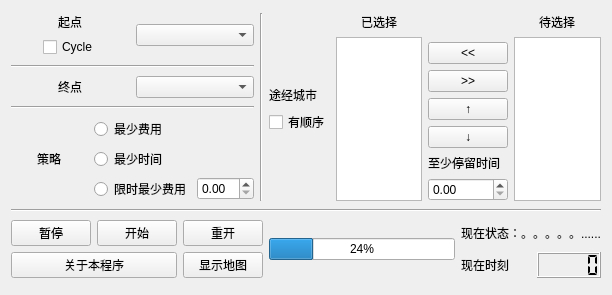
Shantom/Travel, file widget.ui: the form before one commit.
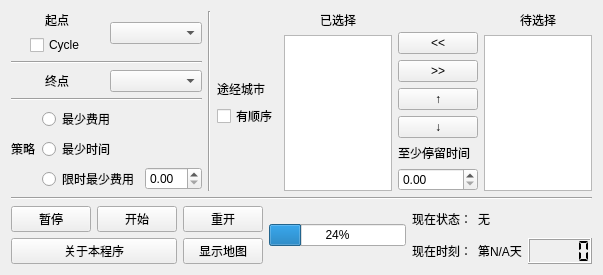
The form after the commit.

What changed in the file:
```diff
--- a/widget.ui
+++ b/widget.ui
@@ -6,14 +6,171 @@
    <rect>
     <x>0</x>
     <y>0</y>
-    <width>612</width>
-    <height>295</height>
+    <width>603</width>
+    <height>257</height>
    </rect>
   </property>
+  <property name="sizePolicy">
+   <sizepolicy hsizetype="Preferred" vsizetype="Preferred">
+    <horstretch>0</horstretch>
+    <verstretch>0</verstretch>
+   </sizepolicy>
+  </property>
   <property name="windowTitle">
    <string>Widget</string>
   </property>
   <layout class="QGridLayout" name="gridLayout">
+   <item row="6" column="0" colspan="3">
+    <layout class="QHBoxLayout" name="horizontalLayout_11">
+     <item>
+      <layout class="QVBoxLayout" name="verticalLayout_4">
+       <item>
+        <layout class="QHBoxLayout" name="horizontalLayout_7">
+         <item>
+          <widget class="QPushButton" name="pushButtonPause">
+           <property name="sizePolicy">
+            <sizepolicy hsizetype="Fixed" vsizetype="Fixed">
+             <horstretch>0</horstretch>
+             <verstretch>0</verstretch>
+            </sizepolicy>
+           </property>
+           <property name="text">
+            <string>暂停</string>
+           </property>
+          </widget>
+         </item>
+         <item>
+          <widget class="QPushButton" name="pushButtonStart">
+           <property name="sizePolicy">
+            <sizepolicy hsizetype="Fixed" vsizetype="Fixed">
+             <horstretch>0</horstretch>
+             <verstretch>0</verstretch>
+            </sizepolicy>
+           </property>
+           <property name="text">
+            <string>开始</string>
+           </property>
+          </widget>
+         </item>
+         <item>
+          <widget class="QPushButton" name="pushButtonRestart">
+           <property name="sizePolicy">
+            <sizepolicy hsizetype="Fixed" vsizetype="Fixed">
+             <horstretch>0</horstretch>
+             <verstretch>0</verstretch>
+            </sizepolicy>
+           </property>
+           <property name="text">
+            <string>重开</string>
+           </property>
+          </widget>
+         </item>
+        </layout>
+       </item>
+       <item>
+        <layout class="QHBoxLayout" name="horizontalLayout_8">
+         <item>
+          <widget class="QPushButton" name="pushButtonAbout">
+           <property name="text">
+            <string>关于本程序</string>
+           </property>
+          </widget>
+         </item>
+         <item>
+          <widget class="QPushButton" name="pushButtonShowMap">
+           <property name="sizePolicy">
+            <sizepolicy hsizetype="Fixed" vsizetype="Fixed">
+             <horstretch>0</horstretch>
+             <verstretch>0</verstretch>
+            </sizepolicy>
+           </property>
+           <property name="text">
+            <string>显示地图</string>
+           </property>
+          </widget>
+         </item>
+        </layout>
+       </item>
+      </layout>
+     </item>
+     <item>
+      <layout class="QHBoxLayout" name="horizontalLayout_10">
+       <property name="sizeConstraint">
+        <enum>QLayout::SetDefaultConstraint</enum>
+       </property>
+       <item>
+        <widget class="QProgressBar" name="progressBar">
+         <property name="value">
+          <number>24</number>
+         </property>
+        </widget>
+       </item>
+       <item>
+        <layout class="QVBoxLayout" name="verticalLayout_3">
+         <item>
+          <layout class="QHBoxLayout" name="horizontalLayout_9">
+           <item>
+            <widget class="QLabel" name="label_5">
+             <property name="text">
+              <string>现在状态：</string>
+             </property>
+            </widget>
+           </item>
+           <item>
+            <widget class="QLabel" name="labelCurStatus">
+             <property name="sizePolicy">
+              <sizepolicy hsizetype="Expanding" vsizetype="Preferred">
+               <horstretch>0</horstretch>
+               <verstretch>0</verstretch>
+              </sizepolicy>
+             </property>
+             <property name="text">
+              <string>无</string>
+             </property>
+             <property name="textFormat">
+              <enum>Qt::AutoText</enum>
+             </property>
+            </widget>
+           </item>
+          </layout>
+         </item>
+         <item>
+          <layout class="QHBoxLayout" name="horizontalLayout_6">
+           <item>
+            <widget class="QLabel" name="label_6">
+             <property name="text">
+              <string>现在时刻：</string>
+             </property>
+            </widget>
+           </item>
+           <item>
+            <widget class="QLabel" name="labelDays">
+             <property name="text">
+              <string>第N/A天</string>
+             </property>
+            </widget>
+           </item>
+           <item>
+            <widget class="QLCDNumber" name="lcdNumberTime">
+             <property name="sizePolicy">
+              <sizepolicy hsizetype="Preferred" vsizetype="Minimum">
+               <horstretch>0</horstretch>
+               <verstretch>0</verstretch>
+              </sizepolicy>
+             </property>
+             <property name="segmentStyle">
+              <enum>QLCDNumber::Flat</enum>
+             </property>
+            </widget>
+           </item>
+          </layout>
+         </item>
+        </layout>
+       </item>
+      </layout>
+     </item>
+    </layout>
+   </item>
    <item row="0" column="0">
     <layout class="QHBoxLayout" name="horizontalLayout">
      <item>
@@ -215,20 +372,6 @@
      </property>
     </widget>
    </item>
-   <item row="2" column="0">
-    <layout class="QHBoxLayout" name="horizontalLayout_2">
-     <item alignment="Qt::AlignHCenter">
-      <widget class="QLabel" name="label_2">
-       <property name="text">
-        <string>终点</string>
-       </property>
-      </widget>
-     </item>
-     <item>
-      <widget class="QComboBox" name="comboBoxEnd"/>
-     </item>
-    </layout>
-   </item>
    <item row="3" column="0">
     <widget class="Line" name="line_4">
      <property name="orientation">
@@ -236,6 +379,13 @@
      </property>
     </widget>
    </item>
+   <item row="5" column="0" colspan="3">
+    <widget class="Line" name="line">
+     <property name="orientation">
+      <enum>Qt::Horizontal</enum>
+     </property>
+    </widget>
+   </item>
    <item row="4" column="0">
     <layout class="QHBoxLayout" name="horizontalLayout_5">
      <item alignment="Qt::AlignHCenter">
@@ -297,127 +447,17 @@
      </item>
     </layout>
    </item>
-   <item row="5" column="0" colspan="3">
-    <widget class="Line" name="line">
-     <property name="orientation">
-      <enum>Qt::Horizontal</enum>
-     </property>
-    </widget>
-   </item>
-   <item row="6" column="0" colspan="2">
-    <layout class="QVBoxLayout" name="verticalLayout_4">
-     <item>
-      <layout class="QHBoxLayout" name="horizontalLayout_7">
-       <item>
-        <widget class="QPushButton" name="pushButtonPause">
-         <property name="sizePolicy">
-          <sizepolicy hsizetype="Fixed" vsizetype="Fixed">
-           <horstretch>0</horstretch>
-           <verstretch>0</verstretch>
-          </sizepolicy>
-         </property>
-         <property name="text">
-          <string>暂停</string>
-         </property>
-        </widget>
-       </item>
-       <item>
-        <widget class="QPushButton" name="pushButtonStart">
-         <property name="sizePolicy">
-          <sizepolicy hsizetype="Fixed" vsizetype="Fixed">
-           <horstretch>0</horstretch>
-           <verstretch>0</verstretch>
-          </sizepolicy>
-         </property>
-         <property name="text">
-          <string>开始</string>
-         </property>
-        </widget>
-       </item>
-       <item>
-        <widget class="QPushButton" name="pushButtonRestart">
-         <property name="sizePolicy">
-          <sizepolicy hsizetype="Fixed" vsizetype="Fixed">
-           <horstretch>0</horstretch>
-           <verstretch>0</verstretch>
-          </sizepolicy>
-         </property>
-         <property name="text">
-          <string>重开</string>
-         </property>
-        </widget>
-       </item>
-      </layout>
-     </item>
-     <item>
-      <layout class="QHBoxLayout" name="horizontalLayout_8">
-       <item>
-        <widget class="QPushButton" name="pushButton">
-         <property name="text">
-          <string>关于本程序</string>
-         </property>
-        </widget>
-       </item>
-       <item>
-        <widget class="QPushButton" name="pushButtonShowMap">
-         <property name="sizePolicy">
-          <sizepolicy hsizetype="Fixed" vsizetype="Fixed">
-           <horstretch>0</horstretch>
-           <verstretch>0</verstretch>
-          </sizepolicy>
-         </property>
-         <property name="text">
-          <string>显示地图</string>
-         </property>
-        </widget>
-       </item>
-      </layout>
-     </item>
-    </layout>
-   </item>
-   <item row="6" column="2">
-    <layout class="QHBoxLayout" name="horizontalLayout_9">
-     <item>
-      <widget class="QProgressBar" name="progressBar">
-       <property name="value">
-        <number>24</number>
+   <item row="2" column="0">
+    <layout class="QHBoxLayout" name="horizontalLayout_2">
+     <item alignment="Qt::AlignHCenter">
+      <widget class="QLabel" name="label_2">
+       <property name="text">
+        <string>终点</string>
        </property>
       </widget>
      </item>
      <item>
-      <layout class="QVBoxLayout" name="verticalLayout_3">
-       <item>
-        <widget class="QLabel" name="label_5">
-         <property name="text">
-          <string>现在状态：。。。。。......</string>
-         </property>
-        </widget>
-       </item>
-       <item>
-        <layout class="QHBoxLayout" name="horizontalLayout_6">
-         <item>
-          <widget class="QLabel" name="label_6">
-           <property name="text">
-            <string>现在时刻</string>
-           </property>
-          </widget>
-         </item>
-         <item alignment="Qt::AlignRight">
-          <widget class="QLCDNumber" name="lcdNumber">
-           <property name="sizePolicy">
-            <sizepolicy hsizetype="Fixed" vsizetype="Minimum">
-             <horstretch>0</horstretch>
-             <verstretch>0</verstretch>
-            </sizepolicy>
-           </property>
-           <property name="segmentStyle">
-            <enum>QLCDNumber::Flat</enum>
-           </property>
-          </widget>
-         </item>
-        </layout>
-       </item>
-      </layout>
+      <widget class="QComboBox" name="comboBoxEnd"/>
      </item>
     </layout>
    </item>
```
